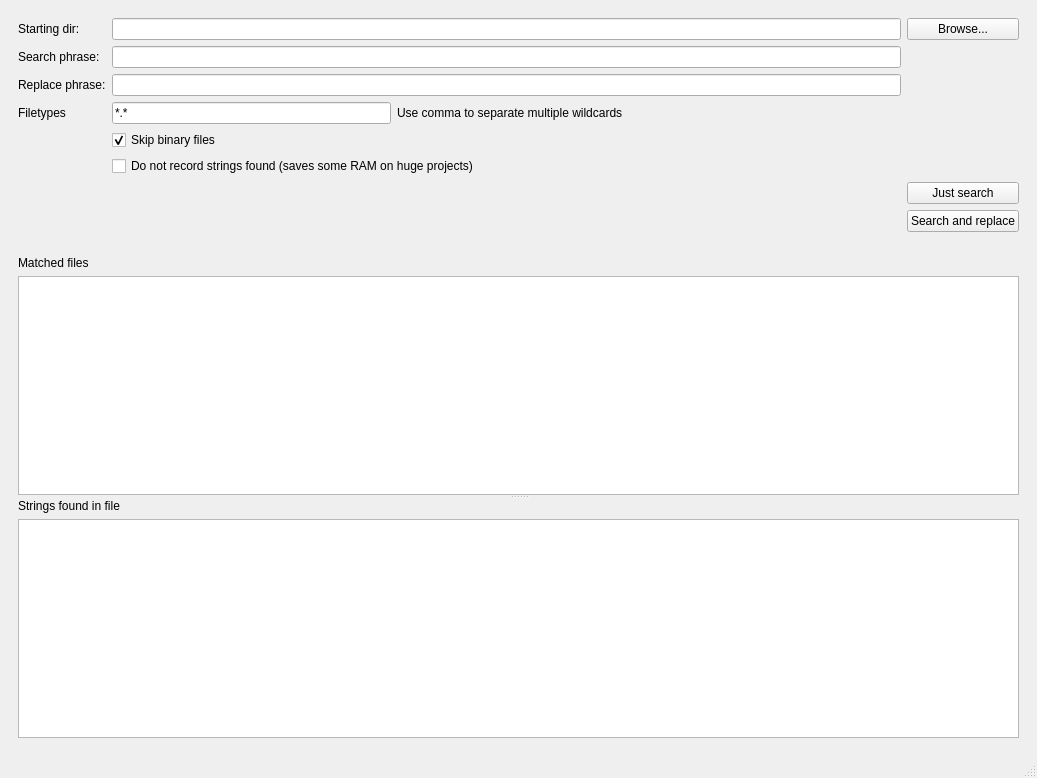
Above: searchReplace.ui from fredrikaverpil/searchReplace before the change. Below: the same form after it.
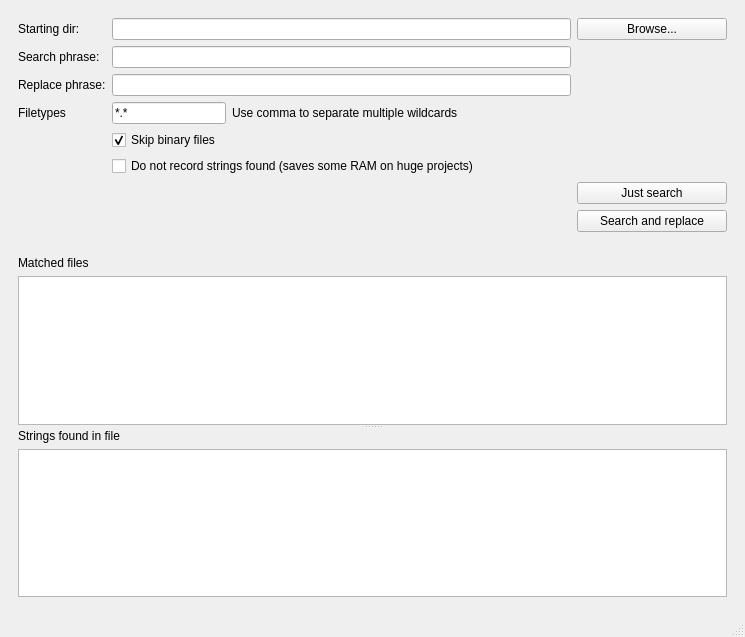
That is the form after the change.

Commit message: Fixed width of buttons

Patch:
```diff
--- a/searchReplace.ui
+++ b/searchReplace.ui
@@ -6,8 +6,8 @@
    <rect>
     <x>0</x>
     <y>0</y>
-    <width>1037</width>
-    <height>778</height>
+    <width>745</width>
+    <height>637</height>
    </rect>
   </property>
   <property name="windowTitle">
@@ -61,6 +61,18 @@
       <layout class="QGridLayout" name="gridLayout">
        <item row="0" column="2">
         <widget class="QPushButton" name="pushButton_browse">
+         <property name="minimumSize">
+          <size>
+           <width>150</width>
+           <height>0</height>
+          </size>
+         </property>
+         <property name="maximumSize">
+          <size>
+           <width>150</width>
+           <height>16777215</height>
+          </size>
+         </property>
          <property name="text">
           <string>Browse...</string>
          </property>
@@ -78,6 +90,18 @@
        </item>
        <item row="7" column="2">
         <widget class="QPushButton" name="pushButton_find">
+         <property name="minimumSize">
+          <size>
+           <width>150</width>
+           <height>0</height>
+          </size>
+         </property>
+         <property name="maximumSize">
+          <size>
+           <width>150</width>
+           <height>16777215</height>
+          </size>
+         </property>
          <property name="text">
           <string>Just search</string>
          </property>
@@ -105,6 +129,18 @@
        </item>
        <item row="8" column="2">
         <widget class="QPushButton" name="pushButton_replace">
+         <property name="minimumSize">
+          <size>
+           <width>150</width>
+           <height>0</height>
+          </size>
+         </property>
+         <property name="maximumSize">
+          <size>
+           <width>150</width>
+           <height>16777215</height>
+          </size>
+         </property>
          <property name="text">
           <string>Search and replace</string>
          </property>
```
Left out of the diff: 7 changed lines with no effect on the pictures.
